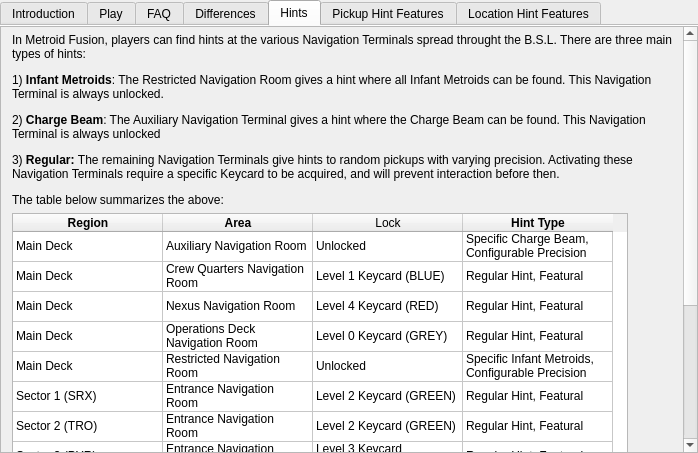
Qt form randovania/games/fusion/gui/ui_files/games_tab_fusion_widget.ui (randovania/randovania) before a commit.
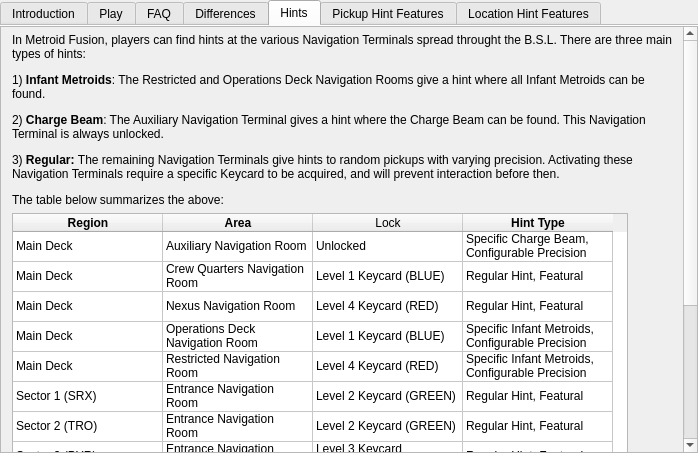
The same form after that commit. The open tabs and pages were chosen to show the change. Custom widgets are drawn as their Qt base class.

Commit message: change keycards for hints

```diff
--- a/randovania/games/fusion/gui/ui_files/games_tab_fusion_widget.ui
+++ b/randovania/games/fusion/gui/ui_files/games_tab_fusion_widget.ui
@@ -243,7 +243,7 @@
          <x>0</x>
          <y>0</y>
          <width>682</width>
-         <height>669</height>
+         <height>653</height>
         </rect>
        </property>
        <property name="sizePolicy">
@@ -274,7 +274,7 @@
            </sizepolicy>
           </property>
           <property name="text">
-           <string>&lt;html&gt;&lt;head/&gt;&lt;body&gt;&lt;p&gt;In Metroid Fusion, players can find hints at the various Navigation Terminals spread throught the B.S.L. There are three main types of hints: &lt;/p&gt;&lt;p&gt;1) &lt;span style=&quot; font-weight:700;&quot;&gt;Infant Metroids&lt;/span&gt;: The Restricted Navigation Room gives a hint where all Infant Metroids can be found. This Navigation Terminal is always unlocked. &lt;/p&gt;&lt;p&gt;2) &lt;span style=&quot; font-weight:700;&quot;&gt;Charge Beam&lt;/span&gt;: The Auxiliary Navigation Terminal gives a hint where the Charge Beam can be found. This Navigation Terminal is always unlocked &lt;/p&gt;&lt;p&gt;3) &lt;span style=&quot; font-weight:700;&quot;&gt;Regular: &lt;/span&gt;The remaining Navigation Terminals give hints to random pickups with varying precision. Activating these Navigation Terminals require a specific Keycard to be acquired, and will prevent interaction before then.&lt;/p&gt;&lt;p&gt;The table below summarizes the above:&lt;/p&gt;&lt;/body&gt;&lt;/html&gt;</string>
+           <string>&lt;html&gt;&lt;head/&gt;&lt;body&gt;&lt;p&gt;In Metroid Fusion, players can find hints at the various Navigation Terminals spread throught the B.S.L. There are three main types of hints: &lt;/p&gt;&lt;p&gt;1) &lt;span style=&quot; font-weight:700;&quot;&gt;Infant Metroids&lt;/span&gt;: The Restricted and Operations Deck Navigation Rooms give a hint where all Infant Metroids can be found. &lt;/p&gt;&lt;p&gt;2) &lt;span style=&quot; font-weight:700;&quot;&gt;Charge Beam&lt;/span&gt;: The Auxiliary Navigation Terminal gives a hint where the Charge Beam can be found. This Navigation Terminal is always unlocked. &lt;/p&gt;&lt;p&gt;3) &lt;span style=&quot; font-weight:700;&quot;&gt;Regular: &lt;/span&gt;The remaining Navigation Terminals give hints to random pickups with varying precision. Activating these Navigation Terminals require a specific Keycard to be acquired, and will prevent interaction before then.&lt;/p&gt;&lt;p&gt;The table below summarizes the above:&lt;/p&gt;&lt;/body&gt;&lt;/html&gt;</string>
           </property>
           <property name="textFormat">
            <enum>Qt::MarkdownText</enum>
@@ -496,12 +496,12 @@
           </item>
           <item row="3" column="2">
            <property name="text">
-            <string>Level 0 Keycard (GREY)</string>
+            <string>Level 1 Keycard (BLUE)</string>
            </property>
           </item>
           <item row="3" column="3">
            <property name="text">
-            <string>Regular Hint, Featural</string>
+            <string>Specific Infant Metroids, Configurable Precision</string>
            </property>
           </item>
           <item row="4" column="0">
@@ -516,7 +516,7 @@
           </item>
           <item row="4" column="2">
            <property name="text">
-            <string>Unlocked</string>
+            <string>Level 4 Keycard (RED)</string>
            </property>
           </item>
           <item row="4" column="3">
```
The commit also changes 5 other files.
